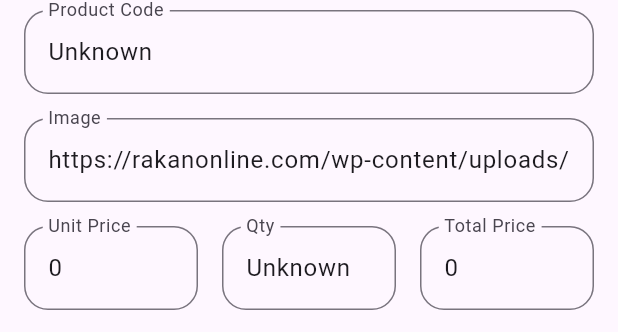
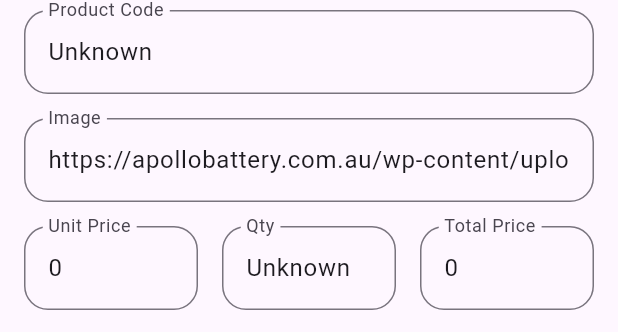
Before and after one commit to MeerJiad/CRUD_APP, a Flutter app: the Products widget shown alone on an empty page, opened directly with empty values, after a tap on the "edit" icon, on a phone screen of 412 x 824 dp. Shown: the part 206-538 px from the top of the screen. Run offline on Flutter 3.47's test engine with Material 3 defaults, Android fonts, the phone set to English and light mode, and no system bars; network calls fail.

Commit message:
few bugs handled

```diff
--- a/lib/ui/screens/edit_product_screen.dart
+++ b/lib/ui/screens/edit_product_screen.dart
@@ -153,6 +153,7 @@ class _EditProductScreenState extends State<EditProductScreen> {
                       }
                       return null;
                     },
+                    keyboardType: TextInputType.number,
                     decoration: InputDecoration(
                         border: const OutlineInputBorder(
                             borderRadius:
@@ -180,6 +181,7 @@ class _EditProductScreenState extends State<EditProductScreen> {
                       }
                       return null;
                     },
+                    keyboardType: TextInputType.number,
                     decoration: InputDecoration(
                         border: const OutlineInputBorder(
                             borderRadius:
@@ -207,6 +209,7 @@ class _EditProductScreenState extends State<EditProductScreen> {
                       }
                       return null;
                     },
+                    keyboardType: TextInputType.number,
                     decoration: InputDecoration(
                         border: const OutlineInputBorder(
                             borderRadius:
@@ -272,8 +275,8 @@ class _EditProductScreenState extends State<EditProductScreen> {
             SnackBar(content: Text('Error!!${response.statusCode}')));
       }
     } catch (e) {
-      ScaffoldMessenger.of(context).showSnackBar(SnackBar(
-          content: const Text('Error!!Check your network connection!')));
+      ScaffoldMessenger.of(context).showSnackBar(const SnackBar(
+          content: Text('Error!!Check your network connection!')));
     }
   }
 
@@ -290,7 +293,7 @@ class _EditProductScreenState extends State<EditProductScreen> {
 
   String _safeProductImage() {
     if (widget.product.img?.trim().isEmpty ?? true) {
-      return 'https://rakanonline.com/wp-content/uploads/2022/08/default-product-image.png';
+      return 'https://apollobattery.com.au/wp-content/uploads/2022/08/default-product-image.png';
     } else {
       return widget.product.img!;
     }
--- a/lib/ui/screens/product_list_screen.dart
+++ b/lib/ui/screens/product_list_screen.dart
@@ -58,7 +58,7 @@ class _ProductListScreenState extends State<ProductListScreen> {
     );
   }
 
-  Future<void> _getProductList() async {
+  Future<void> _getProductList() async{
     productList.clear();
     //its needed for the refresh button,when we refresh the app,it fetches data including the exiting products.
     _getProductListProgressIndicator = true;
--- a/lib/ui/widgets/products.dart
+++ b/lib/ui/widgets/products.dart
@@ -25,8 +25,7 @@ class Products extends StatelessWidget {
             _safeProductImage(),
             width: 60,
             errorBuilder: (context, error, stackTrace) {
-              return Image.network(
-                  'https://rakanonline.com/wp-content/uploads/2022/08/default-product-image.png');
+              return Image.asset('images/default_product_image.png');
             }, //if user's provided link is invalid or somehow the image can't load then it will be shown.
           ),
         ),
@@ -74,7 +73,7 @@ class Products extends StatelessWidget {
     );
   }
 
-  AlertDialog _buildAlertDialog(BuildContext context, StateSetter setState) {
+  AlertDialog _buildAlertDialog(BuildContext context, StateSetter setState) {                    //We did method Extraction for this 'AlertDialog'
     return AlertDialog(
       title: const Text('Are you sure?'),
       content: const Text('Delete Product?'),
@@ -135,7 +134,7 @@ class Products extends StatelessWidget {
   //Here we defined Edge Case at first,then if theres no problem,we will just return the main one.
   String _safeProductImage() {
     if (product.img?.trim().isEmpty ?? true) {
-      return 'https://rakanonline.com/wp-content/uploads/2022/08/default-product-image.png';
+      return 'https://apollobattery.com.au/wp-content/uploads/2022/08/default-product-image.png';
     } else {
       return product.img!;
     }
--- a/pubspec.yaml
+++ b/pubspec.yaml
@@ -35,7 +35,7 @@ dependencies:
   # The following adds the Cupertino Icons font to your application.
   # Use with the CupertinoIcons class for iOS style icons.
   cupertino_icons: ^1.0.8
-  device_preview: ^1.2.0
+
   http: ^1.4.0
 dev_dependencies:
   flutter_test:
@@ -60,8 +60,8 @@ flutter:
   uses-material-design: true
 
   # To add assets to your application, add an assets section, like this:
-  # assets:
-  #   - images/a_dot_burr.jpeg
+  assets:
+    - images/default_product_image.png
   #   - images/a_dot_ham.jpeg
 
   # An image asset can refer to one or more resolution-specific "variants", see
```
Also changed, not shown: lib/main.dart (+2 -7 lines), pubspec.lock.
